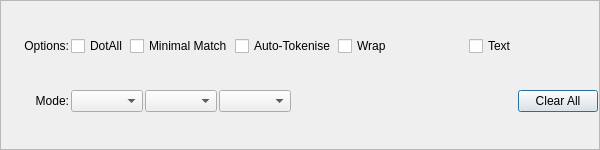
This is src/Form_Files/Controls.ui in Sigil-Ebook/Sigil as Qt 5 draws it before an edit. The edited form follows.
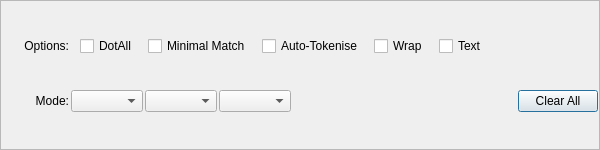
This is the edited form.

Commit message: improve Saved Search Controls options spacing

Patch:
```diff
--- a/src/Form_Files/Controls.ui
+++ b/src/Form_Files/Controls.ui
@@ -105,6 +105,13 @@
         </item>
         <item row="1" column="1">
          <layout class="QHBoxLayout" name="advancedLayout" stretch="0,0,0,0,0">
+          <item>
+           <widget class="QLabel" name="space_a">
+             <property name="text">
+              <string>  </string>
+             </property>
+           </widget>
+          </item>
           <item>
            <widget class="QCheckBox" name="chkRegexOptionDotAll">
             <property name="toolTip">
@@ -118,6 +125,13 @@
             </property>
            </widget>
           </item>
+          <item>
+           <widget class="QLabel" name="space_b">
+             <property name="text">
+              <string>  </string>
+             </property>
+           </widget>
+          </item>
           <item>
            <widget class="QCheckBox" name="chkRegexOptionMinimalMatch">
             <property name="toolTip">
@@ -131,6 +145,13 @@
             </property>
            </widget>
           </item>
+          <item>
+           <widget class="QLabel" name="space_c">
+             <property name="text">
+              <string>  </string>
+             </property>
+           </widget>
+          </item>
           <item>
            <widget class="QCheckBox" name="chkRegexOptionAutoTokenise">
             <property name="toolTip">
@@ -144,6 +165,13 @@
             </property>
            </widget>
           </item>
+          <item>
+            <widget class="QLabel" name="space_d">
+             <property name="text">
+              <string>  </string>
+             </property>
+            </widget>
+          </item>
           <item>
            <widget class="QCheckBox" name="chkOptionWrap">
             <property name="toolTip">
@@ -157,17 +185,11 @@
            </widget>
           </item>
           <item>
-           <spacer name="horizontalSpacerOption4">
-            <property name="orientation">
-             <enum>Qt::Horizontal</enum>
-            </property>
-            <property name="sizeHint" stdset="0">
-             <size>
-              <width>8</width>
-              <height>0</height>
-             </size>
-            </property>
-           </spacer>
+            <widget class="QLabel" name="space_e">
+             <property name="text">
+              <string>  </string>
+             </property>
+            </widget>
           </item>
           <item>
            <widget class="QCheckBox" name="chkOptionTextOnly">
```
